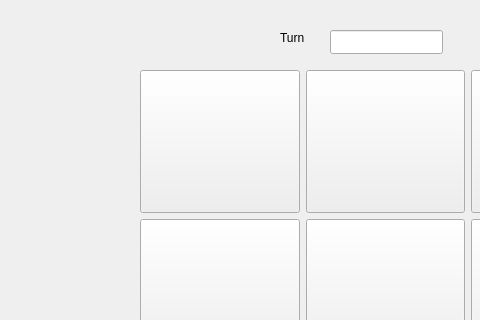
Above: mainwindow.ui from muzair2003/Tic-Tac-Toe before the change; both pictures show x 0 to 480 and y 0 to 320 of the 800 by 600 pixel window. Below: the same form after it.
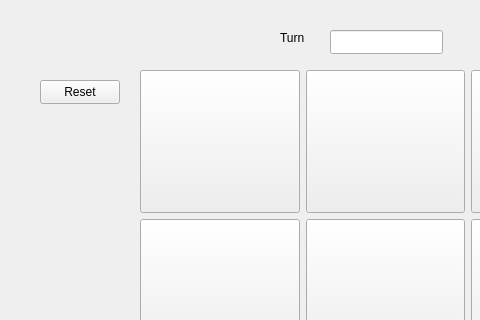
That is the form after the change.

Commit message: disable button

Diff of the .ui file:
```diff
--- a/mainwindow.ui
+++ b/mainwindow.ui
@@ -265,6 +265,19 @@
      <string>Turn</string>
     </property>
    </widget>
+   <widget class="QPushButton" name="pushButton">
+    <property name="geometry">
+     <rect>
+      <x>40</x>
+      <y>80</y>
+      <width>80</width>
+      <height>24</height>
+     </rect>
+    </property>
+    <property name="text">
+     <string>Reset</string>
+    </property>
+   </widget>
   </widget>
   <widget class="QMenuBar" name="menubar">
    <property name="geometry">
```
The commit also changes 6 other files.
